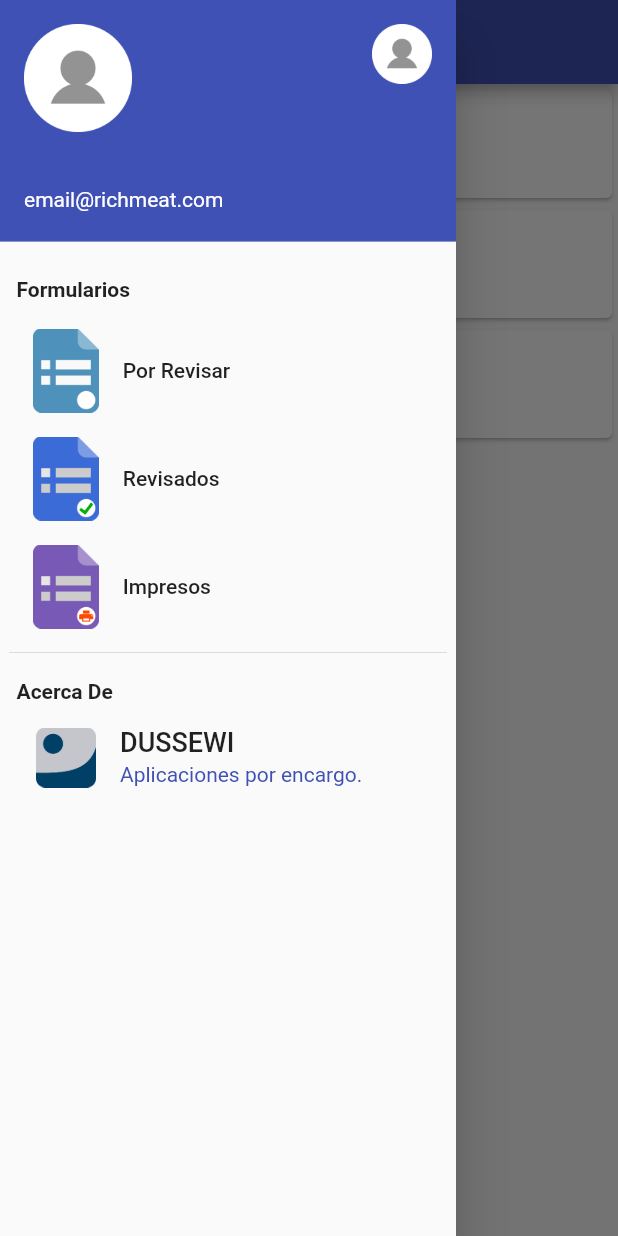
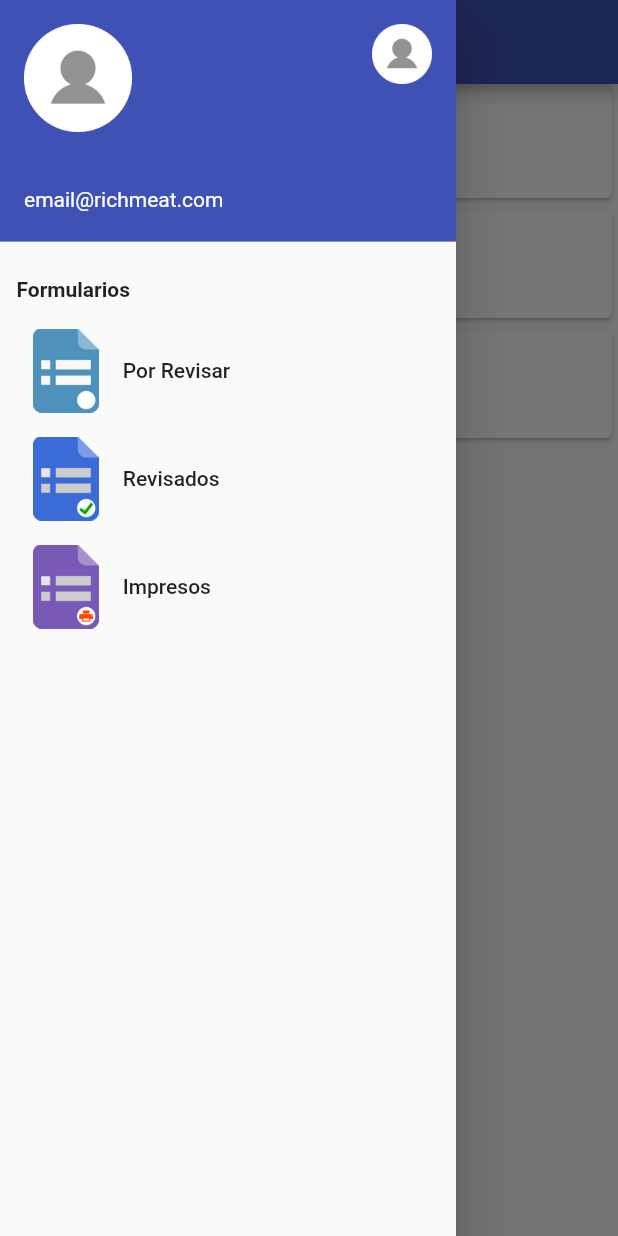
Before and after one commit to DarkTemplar21/ds_rm_form, a Flutter app: the FormMenuScreen screen opened by its route, with the side drawer open, on a phone screen of 412 x 824 dp. Run offline on Flutter 3.47's test engine with Material 2 defaults, Android fonts, the phone set to English and light mode, and no system bars; our stand-ins replace flutter_login; Roboto replaces fonts that are missing (NotoSans).

Commit message:
arreglando error logico en el drawer

```diff
--- a/lib/main.dart
+++ b/lib/main.dart
@@ -1,7 +1,6 @@
 import 'dart:convert';
 
 import 'package:ds_richmeat_form/providers/AuthProvider.dart';
-import 'package:ds_richmeat_form/providers/drawerProvider.dart';
 import 'package:ds_richmeat_form/screens/ColdRoomsScreen.dart';
 import 'package:ds_richmeat_form/screens/FormMenuScreen.dart';
 import 'package:ds_richmeat_form/screens/FormsScreen.dart';
@@ -27,10 +26,6 @@ class MyApp extends StatelessWidget {
     return ChangeNotifierProvider(
       create: (context) {
         return AuthProvider();
-      },
-      child: ChangeNotifierProvider(
-        create: (context) {
-          return DrawerProvider();
       },
       child: MaterialApp(
         routes: {
@@ -76,7 +71,6 @@ class MyApp extends StatelessWidget {
           ),
         ),
         home: LoginScreen(),
-        ),
       ),
     );
   }
--- a/lib/screens/FormMenuScreen.dart
+++ b/lib/screens/FormMenuScreen.dart
@@ -1,8 +1,7 @@
 import 'package:ds_richmeat_form/model/FormRM.dart';
-import 'package:ds_richmeat_form/providers/drawerProvider.dart';
 import 'package:ds_richmeat_form/screens/ColdRoomsScreen.dart';
+import 'package:ds_richmeat_form/widgets/midrawer.dart';
 import 'package:flutter/material.dart';
-import 'package:provider/provider.dart';
 
 class FormMenuScreen extends StatelessWidget {
   final String _title;
@@ -30,8 +29,7 @@ class FormMenuScreen extends StatelessWidget {
   @override
   Widget build(BuildContext context) {
     return Scaffold(
-      drawer: Provider.of<DrawerProvider>(context, listen: false)
-          .dameDrawer(context),
+      drawer: MiDrawer(),
       appBar: AppBar(
         title: Text('Formularios RichMeat'),
       ),
--- a/lib/screens/FormsScreen.dart
+++ b/lib/screens/FormsScreen.dart
@@ -12,8 +12,6 @@ class FormScreen extends StatelessWidget {
   @override
   Widget build(BuildContext context) {
     return Scaffold(
-        // drawer: Provider.of<DrawerProvider>(context, listen: false)
-        //     .dameDrawer(context),
         appBar: AppBar(
           title: Text("Formularios Creados"),
         ),
--- a/lib/providers/drawerProvider.dart
+++ b/lib/widgets/midrawer.dart
@@ -1,11 +1,10 @@
-import 'package:flutter/foundation.dart';
+import 'package:ds_richmeat_form/providers/AuthProvider.dart';
 import 'package:flutter/material.dart';
 import 'package:provider/provider.dart';
 
-import 'AuthProvider.dart';
-
-class DrawerProvider with ChangeNotifier {
-  Drawer dameDrawer(BuildContext context) {
+class MiDrawer extends StatelessWidget {
+  @override
+  Widget build(BuildContext context) {
     return Drawer(
       child: Column(
         children: [
@@ -77,41 +76,41 @@ class DrawerProvider with ChangeNotifier {
                     leading: Image.asset("assets/img/docs/doc_impreso.png"),
                   ),
                 ),
-                Divider(),
-                Padding(
-                  padding: const EdgeInsets.only(left: 5, top: 10),
-                  child: Text(
-                    "Acerca De",
-                    style: TextStyle(
-                      fontWeight: FontWeight.bold,
-                    ),
-                  ),
-                ),
-                Padding(
-                  padding:
-                      const EdgeInsets.symmetric(vertical: 0, horizontal: 2),
-                  child: ListTile(
-                    onTap: () {
-                      Navigator.popAndPushNamed(context, "/form");
-                    },
-                    title: Text(
-                      "DUSSEWI",
-                      style: TextStyle(
-                        fontSize: 18,
-                      ),
-                    ),
-                    subtitle: Text(
-                      'Aplicaciones por encargo.',
-                      style: TextStyle(
-                        color: Theme.of(context).primaryColor,
-                      ),
-                    ),
-                    leading: Image.asset(
-                      "assets/img/logo_dussewi.png",
-                      width: 40,
-                    ),
-                  ),
-                ),
+                // Divider(),
+                // Padding(
+                //   padding: const EdgeInsets.only(left: 5, top: 10),
+                //   child: Text(
+                //     "Acerca De",
+                //     style: TextStyle(
+                //       fontWeight: FontWeight.bold,
+                //     ),
+                //   ),
+                // ),
+                // Padding(
+                //   padding:
+                //       const EdgeInsets.symmetric(vertical: 0, horizontal: 2),
+                //   child: ListTile(
+                //     onTap: () {
+                //       Navigator.popAndPushNamed(context, "/form");
+                //     },
+                //     title: Text(
+                //       "DUSSEWI",
+                //       style: TextStyle(
+                //         fontSize: 18,
+                //       ),
+                //     ),
+                //     subtitle: Text(
+                //       'Aplicaciones por encargo.',
+                //       style: TextStyle(
+                //         color: Theme.of(context).primaryColor,
+                //       ),
+                //     ),
+                //     leading: Image.asset(
+                //       "assets/img/logo_dussewi.png",
+                //       width: 40,
+                //     ),
+                //   ),
+                // ),
               ],
             ),
           )
```
Also changed, not shown: pubspec.lock. Lines whose indentation alone changed are shown as unchanged.
